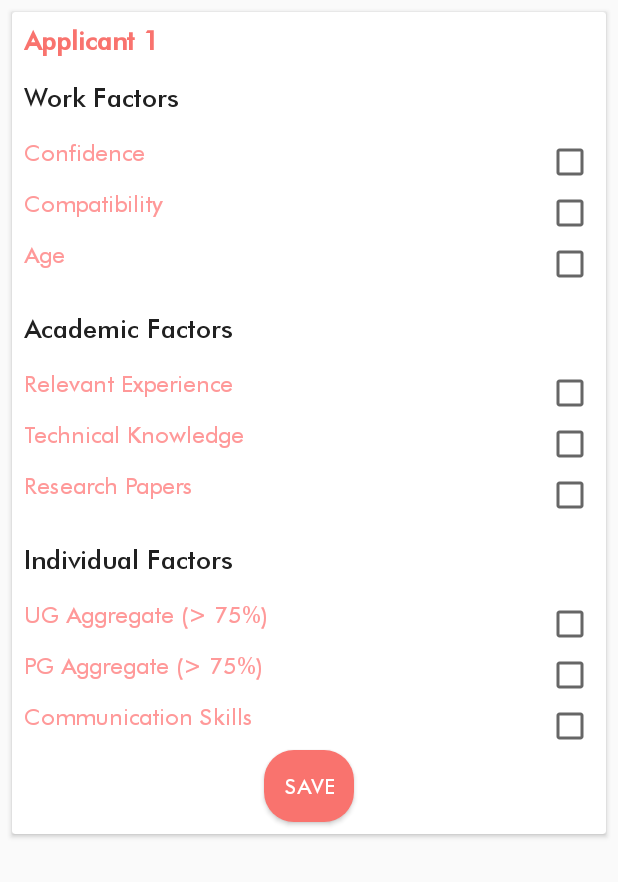
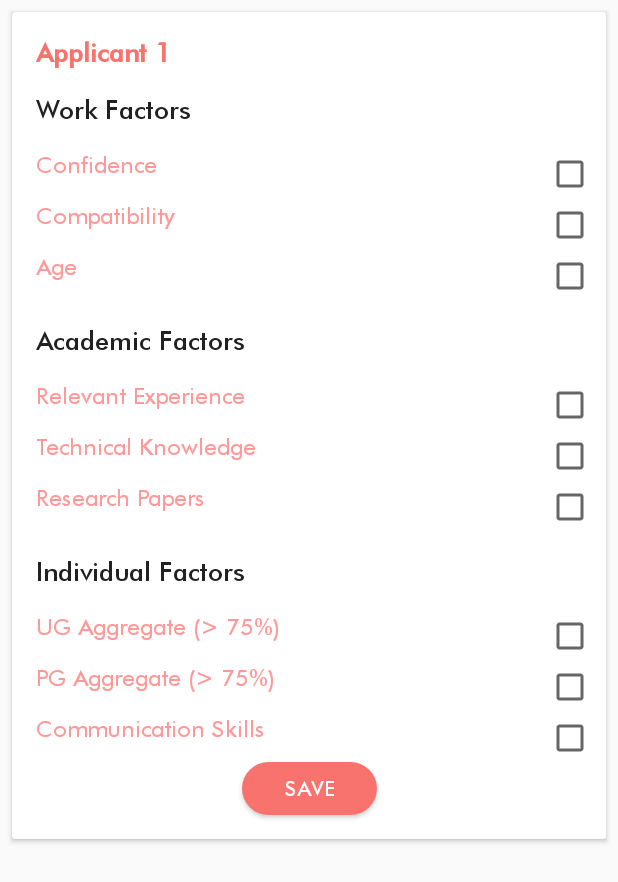
Before and after one commit to abhinav-adtechs/AHP-Algorithm, an Android app: the layout item_rv_applicants.xml on its own in the app's theme, with its tools: preview values and no code run, on a phone screen of 412 x 824 dp. Shown: the top 882 px of the screen. Run offline under Robolectric (Android 15) with nearby library versions, the phone set to English and light mode, and no system bars.

Commit message:
other setup

```diff
--- a/app/build.gradle
+++ b/app/build.gradle
@@ -1,4 +1,5 @@
 apply plugin: 'com.android.application'
+apply plugin: 'realm-android'
 
 android {
     compileSdkVersion 25
--- a/app/src/main/res/layout/activity_applicants_count.xml
+++ b/app/src/main/res/layout/activity_applicants_count.xml
@@ -33,7 +33,7 @@
         app:layout_constraintLeft_toLeftOf="parent"
         android:layout_marginRight="8dp"
         app:layout_constraintRight_toRightOf="parent"
-        android:id="@+id/editText" />
+        android:id="@+id/activity_applicants_count_et" />
 
 
     <Button
@@ -41,8 +41,8 @@
         android:text="Next"
         android:textColor="@color/colorPrimary"
         android:background="@drawable/rounded_button_primary"
-        android:layout_width="wrap_content"
-        android:layout_height="wrap_content"
+        android:layout_width="80dp"
+        android:layout_height="35dp"
         android:layout_marginLeft="8dp"
         app:layout_constraintLeft_toLeftOf="parent"
         android:layout_marginRight="8dp"
--- a/app/src/main/res/layout/activity_parameters.xml
+++ b/app/src/main/res/layout/activity_parameters.xml
@@ -436,8 +436,8 @@
             android:text="Next"
             android:textColor="@color/colorPrimary"
             android:background="@drawable/rounded_button_primary"
-            android:layout_width="wrap_content"
-            android:layout_height="wrap_content"
+            android:layout_width="80dp"
+            android:layout_height="35dp"
             android:layout_marginTop="16dp"
             app:layout_constraintTop_toBottomOf="@+id/view4"
             android:layout_marginLeft="8dp"
--- a/app/src/main/res/layout/item_rv_applicants.xml
+++ b/app/src/main/res/layout/item_rv_applicants.xml
@@ -19,13 +19,12 @@
             android:layout_width="wrap_content"
             android:layout_height="wrap_content"
             app:layout_constraintTop_toTopOf="parent"
-            android:layout_marginTop="8dp"
+            android:layout_marginTop="16dp"
             android:id="@+id/item_rv_applicants_tv_applicant_number"
             android:textColor="@color/colorSalamon"
             android:textStyle="bold"
-            android:layout_marginLeft="8dp"
             app:layout_constraintLeft_toLeftOf="parent"
-            android:layout_marginStart="8dp" />
+            android:layout_marginStart="16dp" />
 
 
         <TextView
@@ -38,7 +37,7 @@
             app:layout_constraintLeft_toLeftOf="parent"
             android:layout_marginTop="16dp"
             app:layout_constraintTop_toBottomOf="@+id/item_rv_applicants_tv_applicant_number"
-            android:layout_marginStart="8dp" />
+            android:layout_marginStart="16dp" />
 
         <android.support.v7.widget.AppCompatCheckedTextView
             android:layout_width="0dp"
@@ -51,7 +50,7 @@
             android:checkMark="?android:attr/listChoiceIndicatorMultiple"
             app:layout_constraintLeft_toLeftOf="parent"
             app:layout_constraintHorizontal_bias="0.0"
-            android:layout_marginStart="8dp"
+            android:layout_marginStart="16dp"
             android:textSize="15sp"
             android:layout_marginEnd="8dp"
             android:layout_marginTop="16dp"
@@ -70,7 +69,7 @@
             android:text="Compatibility"
             app:layout_constraintLeft_toLeftOf="parent"
             app:layout_constraintHorizontal_bias="1.0"
-            android:layout_marginStart="8dp"
+            android:layout_marginStart="16dp"
             android:layout_marginEnd="8dp"
             android:layout_marginTop="2dp"
             app:layout_constraintTop_toBottomOf="@+id/appCompatCheckedTextView"
@@ -88,7 +87,7 @@
             android:textColor="@color/colorMonaLisa"
             app:layout_constraintLeft_toLeftOf="parent"
             app:layout_constraintHorizontal_bias="1.0"
-            android:layout_marginStart="8dp"
+            android:layout_marginStart="16dp"
             android:layout_marginEnd="8dp"
             android:layout_marginTop="2dp"
             app:layout_constraintTop_toBottomOf="@+id/appCompatCheckedTextView2"
@@ -105,7 +104,7 @@
             app:layout_constraintLeft_toLeftOf="parent"
             android:layout_marginTop="16dp"
             app:layout_constraintTop_toBottomOf="@+id/appCompatCheckedTextView4"
-            android:layout_marginStart="8dp" />
+            android:layout_marginStart="16dp" />
 
         <android.support.v7.widget.AppCompatCheckedTextView
             android:layout_width="0dp"
@@ -118,7 +117,7 @@
             android:checkMark="?android:attr/listChoiceIndicatorMultiple"
             app:layout_constraintLeft_toLeftOf="parent"
             app:layout_constraintHorizontal_bias="0.0"
-            android:layout_marginStart="8dp"
+            android:layout_marginStart="16dp"
             android:textSize="15sp"
             android:layout_marginEnd="8dp"
             android:layout_marginTop="16dp"
@@ -137,7 +136,7 @@
             app:layout_constraintLeft_toLeftOf="parent"
             app:layout_constraintHorizontal_bias="1.0"
             android:checkMark="?android:attr/listChoiceIndicatorMultiple"
-            android:layout_marginStart="8dp"
+            android:layout_marginStart="16dp"
             android:layout_marginEnd="8dp"
             android:layout_marginTop="2dp"
             app:layout_constraintTop_toBottomOf="@+id/appCompatCheckedTextView9"
@@ -154,7 +153,7 @@
             android:textColor="@color/colorMonaLisa"
             app:layout_constraintLeft_toLeftOf="parent"
             app:layout_constraintHorizontal_bias="1.0"
-            android:layout_marginStart="8dp"
+            android:layout_marginStart="16dp"
             android:checkMark="?android:attr/listChoiceIndicatorMultiple"
             android:layout_marginEnd="8dp"
             android:layout_marginTop="2dp"
@@ -169,7 +168,7 @@
             android:textColor="@color/colorPrimaryText"
             android:layout_marginLeft="8dp"
             app:layout_constraintLeft_toLeftOf="parent"
-            android:layout_marginStart="8dp"
+            android:layout_marginStart="16dp"
             android:layout_marginTop="16dp"
             app:layout_constraintTop_toBottomOf="@+id/appCompatCheckedTextView49" />
 
@@ -184,7 +183,7 @@
             android:textColor="@color/colorMonaLisa"
             app:layout_constraintLeft_toLeftOf="parent"
             app:layout_constraintHorizontal_bias="0.0"
-            android:layout_marginStart="8dp"
+            android:layout_marginStart="16dp"
             android:textSize="15sp"
             android:layout_marginEnd="8dp"
             android:layout_marginTop="16dp"
@@ -204,7 +203,7 @@
             android:checkMark="?android:attr/listChoiceIndicatorMultiple"
             app:layout_constraintLeft_toLeftOf="parent"
             app:layout_constraintHorizontal_bias="1.0"
-            android:layout_marginStart="8dp"
+            android:layout_marginStart="16dp"
             android:layout_marginEnd="8dp"
             android:layout_marginTop="2dp"
             app:layout_constraintTop_toBottomOf="@+id/appCompatCheckedTextView98"
@@ -222,7 +221,7 @@
             android:checkMark="?android:attr/listChoiceIndicatorMultiple"
             app:layout_constraintLeft_toLeftOf="parent"
             app:layout_constraintHorizontal_bias="1.0"
-            android:layout_marginStart="8dp"
+            android:layout_marginStart="16dp"
             android:layout_marginEnd="8dp"
             android:layout_marginTop="2dp"
             app:layout_constraintTop_toBottomOf="@+id/appCompatCheckedTextView298"
@@ -235,11 +234,11 @@
             android:text="save"
             android:textColor="@android:color/white"
             android:background="@drawable/rounded_button_primary"
-            android:layout_width="60dp"
+            android:layout_width="90dp"
             android:textSize="14sp"
-            android:layout_height="wrap_content"
+            android:layout_height="35dp"
             app:layout_constraintBottom_toBottomOf="parent"
-            android:layout_marginBottom="8dp"
+            android:layout_marginBottom="16dp"
             android:layout_marginLeft="8dp"
             app:layout_constraintLeft_toLeftOf="parent"
             android:layout_marginRight="8dp"
```
Also changed, not shown: app/src/main/java/io/abhinavlabs/ahp_algorithm/AppController.java (+10 -0 lines), app/src/main/java/io/abhinavlabs/ahp_algorithm/Logics/ahp.java (added, +352 -0 lines), app/src/main/java/io/abhinavlabs/ahp_algorithm/View/ApplicantsCountActivity.java (+20 -2 lines), app/src/main/java/io/abhinavlabs/ahp_algorithm/View/ApplicantsInputActivity.java (+9 -5 lines), build.gradle (added, +23 -0 lines).
